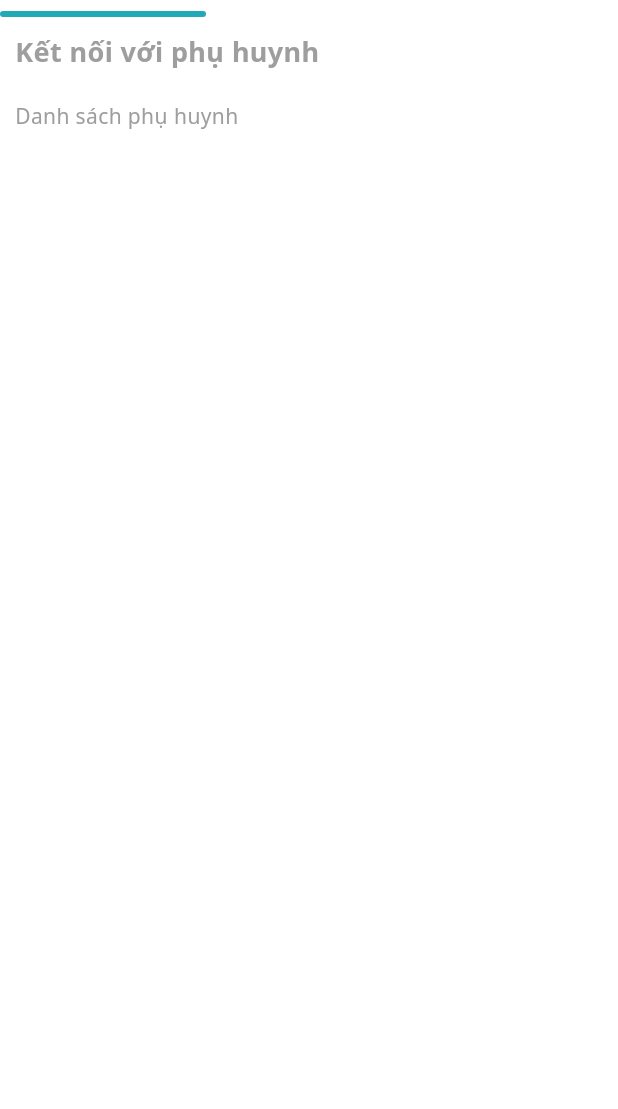
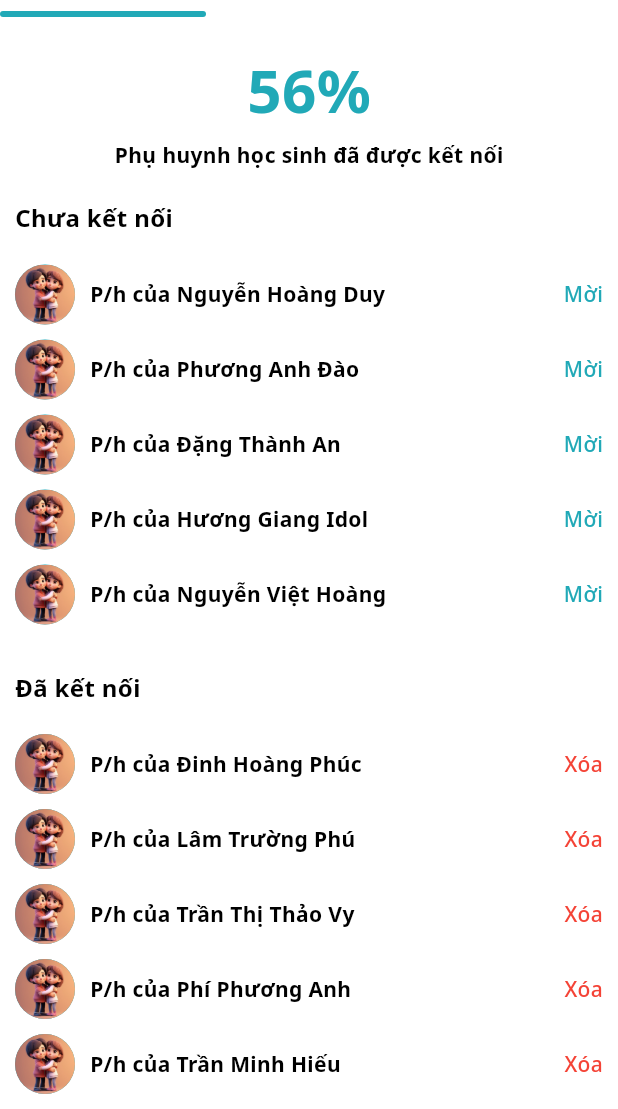
Before and after one commit to DinnBlack/ClassPal-Flutter-App-v2, a Flutter app: the ClassConnectScreen screen opened directly, on a phone screen of 412 x 824 dp, the part 127-1236 px from its top. Run offline on Flutter 3.47's test engine with Material 3 defaults, Android fonts, the phone set to English and light mode, and no system bars; our stand-ins replace awesome_bottom_bar, device_preview, font_awesome_flutter, image_picker; missing offline and left inert: mobile_scanner.

Commit message:
ui connect class: connect parent

```diff
--- a/lib/core/widgets/custom_feature_dialog.dart
+++ b/lib/core/widgets/custom_feature_dialog.dart
@@ -102,7 +102,7 @@ class _CustomListItemState extends State<_CustomListItem>
     return GestureDetector(
       onTap: () async {
         await _controller.reverse();
-        _controller.forward();
+        await _controller.forward();
         Navigator.of(context).pop();
         widget.onItemTaps[widget.index]();
       },
--- a/lib/core/widgets/custom_list_item.dart
+++ b/lib/core/widgets/custom_list_item.dart
@@ -26,40 +26,37 @@ class CustomListItem extends StatefulWidget {
   State<CustomListItem> createState() => _CustomListItemState();
 }
 
-class _CustomListItemState extends State<CustomListItem> {
-  bool isPressed = false;
+class _CustomListItemState extends State<CustomListItem>
+    with SingleTickerProviderStateMixin {
+  late AnimationController _controller;
 
-  void _handleTapDown(TapDownDetails details) {
-    setState(() {
-      isPressed = true;
-    });
+  @override
+  void initState() {
+    super.initState();
+    _controller = AnimationController(
+      vsync: this,
+      lowerBound: 0.95,
+      upperBound: 1.0,
+      duration: const Duration(milliseconds: 100),
+    )..value = 1.0;
   }
 
-  void _handleTapUp(TapUpDetails details) {
-    setState(() {
-      isPressed = false;
-    });
-
-    if (widget.onTap != null) {
-      widget.onTap!();
-    }
-  }
-
-  void _handleTapCancel() {
-    setState(() {
-      isPressed = false;
-    });
+  @override
+  void dispose() {
+    _controller.dispose();
+    super.dispose();
   }
 
   @override
   Widget build(BuildContext context) {
     return GestureDetector(
-      onTapDown: _handleTapDown,
-      onTapUp: _handleTapUp,
-      onTapCancel: _handleTapCancel,
-      child: AnimatedScale(
-        duration: const Duration(milliseconds: 100),
-        scale: isPressed ? 0.95 : 1.0,
+      onTap: () async {
+        await _controller.reverse();
+        await _controller.forward();
+        widget.onTap!();
+      },
+      child: ScaleTransition(
+        scale: _controller,
         child: Container(
           width: double.infinity,
           color: Colors.transparent,
--- /dev/null
+++ b/lib/features/auth/models/user_model.dart
@@ -0,0 +1,72 @@
+class UserModel {
+  final String id;
+  final String name;
+  final String email;
+  final String phoneNumber;
+
+//<editor-fold desc="Data Methods">
+  const UserModel({
+    required this.id,
+    required this.name,
+    required this.email,
+    required this.phoneNumber,
+  });
+
+  @override
+  bool operator ==(Object other) =>
+      identical(this, other) ||
+      (other is UserModel &&
+          runtimeType == other.runtimeType &&
+          id == other.id &&
+          name == other.name &&
+          email == other.email &&
+          phoneNumber == other.phoneNumber);
+
+  @override
+  int get hashCode =>
+      id.hashCode ^ name.hashCode ^ email.hashCode ^ phoneNumber.hashCode;
+
+  @override
+  String toString() {
+    return 'UserModel{' +
+        ' id: $id,' +
+        ' name: $name,' +
+        ' email: $email,' +
+        ' phoneNumber: $phoneNumber,' +
+        '}';
+  }
+
+  UserModel copyWith({
+    String? id,
+    String? name,
+    String? email,
+    String? phoneNumber,
+  }) {
+    return UserModel(
+      id: id ?? this.id,
+      name: name ?? this.name,
+      email: email ?? this.email,
+      phoneNumber: phoneNumber ?? this.phoneNumber,
+    );
+  }
+
+  Map<String, dynamic> toMap() {
+    return {
+      'id': this.id,
+      'name': this.name,
+      'email': this.email,
+      'phoneNumber': this.phoneNumber,
+    };
+  }
+
+  factory UserModel.fromMap(Map<String, dynamic> map) {
+    return UserModel(
+      id: map['id'] as String,
+      name: map['name'] as String,
+      email: map['email'] as String,
+      phoneNumber: map['phoneNumber'] as String,
+    );
+  }
+
+//</editor-fold>
+}
--- /dev/null
+++ b/lib/features/class/views/class_connect/class_connect_page/class_connect_parent_page.dart
@@ -0,0 +1,37 @@
+import 'package:flutter/material.dart';
+
+import '../../../../../core/config/app_constants.dart';
+import '../../../../../core/utils/app_text_style.dart';
+import '../../../../parent/views/parent_list_screen.dart';
+
+class ClassConnectParentPage extends StatelessWidget {
+  const ClassConnectParentPage({super.key});
+
+  @override
+  Widget build(BuildContext context) {
+    return SingleChildScrollView(
+      child: Column(
+        children: [
+          const SizedBox(
+            height: kMarginLg,
+          ),
+          Text(
+            '56%',
+            style: AppTextStyle.semibold(40, kPrimaryColor),
+          ),
+          const SizedBox(
+            height: kMarginSm,
+          ),
+          Text(
+            'Phụ huynh học sinh đã được kết nối',
+            style: AppTextStyle.semibold(kTextSizeSm),
+          ),
+          const SizedBox(
+            height: kMarginLg,
+          ),
+          const ParentListScreen(),
+        ],
+      ),
+    );
+  }
+}
--- /dev/null
+++ b/lib/features/class/views/class_connect/class_connect_screen.dart
@@ -0,0 +1,91 @@
+import 'package:classpal_flutter_app/core/config/app_constants.dart';
+import 'package:classpal_flutter_app/core/widgets/custom_app_bar.dart';
+import 'package:flutter/material.dart';
+import 'package:font_awesome_flutter/font_awesome_flutter.dart';
+
+import '../../../../core/widgets/custom_tab_bar.dart';
+import 'class_connect_page/class_connect_parent_page.dart';
+import 'class_connect_page/class_connect_student_page.dart';
+import 'class_connect_page/class_connect_teacher_page.dart';
+
+class ClassConnectScreen extends StatefulWidget {
+  final int? pageIndex;
+  const ClassConnectScreen({super.key, this.pageIndex = 0});
+
+  @override
+  State<ClassConnectScreen> createState() => _ClassConnectScreenState();
+}
+
+class _ClassConnectScreenState extends State<ClassConnectScreen> {
+  final PageController _pageController = PageController();
+  late int _currentIndex;
+
+  @override
+  void initState() {
+    super.initState();
+    _currentIndex = widget.pageIndex ?? 0;
+    // Initialize the page controller after the widget tree is built
+    WidgetsBinding.instance.addPostFrameCallback((_) {
+      _pageController.jumpToPage(_currentIndex);
+    });
+  }
+
+  void _onTabTapped(int index) {
+    setState(() {
+      _currentIndex = index;
+    });
+    _pageController.animateToPage(
+      index,
+      duration: const Duration(milliseconds: 200),
+      curve: Curves.ease,
+    );
+  }
+
+  @override
+  Widget build(BuildContext context) {
+    return Scaffold(
+      backgroundColor: kTransparentColor,
+      appBar: _buildAppBar(),
+      body: Column(
+        children: [
+          CustomTabBar(
+            currentIndex: _currentIndex,
+            onTabTapped: _onTabTapped,
+            tabTitles: const ['Gia đình', 'Học sinh', 'Giáo viên'],
+            tabBarWidthRatio: 1,
+            lineHeight: 4,
+            linePadding: 0,
+            tabBarHeight: 40,
+          ),
+          Expanded(
+            child: PageView(
+              controller: _pageController,
+              onPageChanged: (index) {
+                setState(() {
+                  _currentIndex = index;
+                });
+              },
+              children: const [
+                ClassConnectParentPage(),
+                ClassConnectStudentPage(),
+                ClassConnectTeacherPage(),
+              ],
+            ),
+          ),
+        ],
+      ),
+    );
+  }
+
+  CustomAppBar _buildAppBar() {
+    return const CustomAppBar(
+      title: 'Kết nối lớp',
+      leftWidget: InkWell(
+        child: Icon(
+          FontAwesomeIcons.xmark,
+          color: kGreyColor,
+        ),
+      ),
+    );
+  }
+}
--- a/lib/features/class/views/class_connect_screen.dart
+++ /dev/null
@@ -1,163 +0,0 @@
-import 'package:classpal_flutter_app/core/config/app_constants.dart';
-import 'package:classpal_flutter_app/core/widgets/custom_app_bar.dart';
-import 'package:flutter/material.dart';
-import 'package:font_awesome_flutter/font_awesome_flutter.dart';
-
-import '../../../core/widgets/custom_tab_bar.dart';
-
-class ClassConnectScreen extends StatefulWidget {
-  final int? pageIndex;
-  const ClassConnectScreen({super.key, this.pageIndex = 0});
-
-  @override
-  State<ClassConnectScreen> createState() => _ClassConnectScreenState();
-}
-
-class _ClassConnectScreenState extends State<ClassConnectScreen> {
-  final PageController _pageController = PageController();
-  late int _currentIndex;
-
-  @override
-  void initState() {
-    super.initState();
-    _currentIndex = widget.pageIndex ?? 0;
-    // Initialize the page controller after the widget tree is built
-    WidgetsBinding.instance.addPostFrameCallback((_) {
-      _pageController.jumpToPage(_currentIndex);
-    });
-  }
-
-  void _onTabTapped(int index) {
-    setState(() {
-      _currentIndex = index;
-    });
-    _pageController.animateToPage(
-      index,
-      duration: const Duration(milliseconds: 200),
-      curve: Curves.ease,
-    );
-  }
-
-  @override
-  Widget build(BuildContext context) {
-    return Scaffold(
-      backgroundColor: kTransparentColor,
-      appBar: _buildAppBar(),
-      body: Column(
-        children: [
-          CustomTabBar(
-            currentIndex: _currentIndex,
-            onTabTapped: _onTabTapped,
-            tabTitles: const ['Gia đình', 'Học sinh', 'Giáo viên'],
-            tabBarWidthRatio: 1,
-            lineHeight: 4,
-            linePadding: 0,
-            tabBarHeight: 40,
-          ),
-          Expanded(
-            child: PageView(
-              controller: _pageController,
-              onPageChanged: (index) {
-                setState(() {
-                  _currentIndex = index;
-                });
-              },
-              children: const [
-                ClassConnectParentPage(),
-                ClassConnectStudentPage(),
-                ClassConnectTeacherPage(),
-              ],
-            ),
-          ),
-        ],
-      ),
-    );
-  }
-
-  CustomAppBar _buildAppBar() {
-    return const CustomAppBar(
-      title: 'Kết nối lớp',
-      leftWidget: InkWell(
-        child: Icon(
-          FontAwesomeIcons.xmark,
-          color: kGreyColor,
-        ),
-      ),
-    );
-  }
-}
-
-class ClassConnectParentPage extends StatelessWidget {
-  const ClassConnectParentPage({super.key});
-
-  @override
-  Widget build(BuildContext context) {
-    // Nội dung cho trang Gia đình
-    return Padding(
-      padding: const EdgeInsets.all(kPaddingMd),
-      child: Column(
-        crossAxisAlignment: CrossAxisAlignment.start,
-        children: [
-          const Text(
-            'Kết nối với phụ huynh',
-            style: TextStyle(fontSize: 18, fontWeight: FontWeight.bold),
-          ),
-          const SizedBox(height: 20),
-          // Thêm nội dung phụ huynh ở đây, ví dụ: danh sách phụ huynh, thông tin liên lạc
-          const Text('Danh sách phụ huynh'),
-          // Bạn có thể thêm một ListView hoặc các widgets khác cho nội dung.
-        ],
-      ),
-    );
-  }
-}
-
-class ClassConnectStudentPage extends StatelessWidget {
-  const ClassConnectStudentPage({super.key});
-
-  @override
-  Widget build(BuildContext context) {
-    // Nội dung cho trang Học sinh
-    return Padding(
-      padding: const EdgeInsets.all(kPaddingMd),
-      child: Column(
-        crossAxisAlignment: CrossAxisAlignment.start,
-        children: [
-          const Text(
-            'Kết nối với học sinh',
-            style: TextStyle(fontSize: 18, fontWeight: FontWeight.bold),
-          ),
-          const SizedBox(height: 20),
-          // Thêm nội dung học sinh ở đây, ví dụ: danh sách học sinh, thông tin liên lạc
-          const Text('Danh sách học sinh'),
-          // Thêm danh sách học sinh hoặc các widgets khác.
-        ],
-      ),
-    );
-  }
-}
-
-class ClassConnectTeacherPage extends StatelessWidget {
-  const ClassConnectTeacherPage({super.key});
-
-  @override
-  Widget build(BuildContext context) {
-    // Nội dung cho trang Giáo viên
-    return Padding(
-      padding: const EdgeInsets.all(kPaddingMd),
-      child: Column(
-        crossAxisAlignment: CrossAxisAlignment.start,
-        children: [
-          const Text(
-            'Kết nối với giáo viên',
-            style: TextStyle(fontSize: 18, fontWeight: FontWeight.bold),
-          ),
-          const SizedBox(height: 20),
-          // Thêm nội dung giáo viên ở đây, ví dụ: danh sách giáo viên, thông tin liên lạc
-          const Text('Danh sách giáo viên'),
-          // Thêm danh sách giáo viên hoặc các widgets khác.
-        ],
-      ),
-    );
-  }
-}
--- a/lib/features/class/views/class_page/class_dashboard_page.dart
+++ b/lib/features/class/views/class_page/class_dashboard_page.dart
@@ -7,7 +7,7 @@ import '../../../../core/widgets/custom_app_bar.dart';
 import '../../../../core/widgets/custom_bottom_sheet.dart';
 import '../../../student/views/student_group_list_screen.dart';
 import '../../../student/views/student_list_screen.dart';
-import '../class_connect_screen.dart';
+import '../class_connect/class_connect_screen.dart';
 import '../class_management_screen.dart';
 import '../../../../core/widgets/custom_feature_dialog.dart';
 
--- /dev/null
+++ b/lib/features/parent/views/parent_list_screen.dart
@@ -0,0 +1,77 @@
+import 'package:classpal_flutter_app/core/config/app_constants.dart';
+import 'package:classpal_flutter_app/core/widgets/custom_app_bar.dart';
+import 'package:classpal_flutter_app/core/widgets/custom_avatar.dart';
+import 'package:classpal_flutter_app/core/widgets/custom_list_item.dart';
+import 'package:flutter/material.dart';
+
+import '../../../core/utils/app_text_style.dart';
+import '../../student/models/student_model.dart';
+import '../../student/repository/student_data.dart';
+
+class ParentListScreen extends StatelessWidget {
+  const ParentListScreen({super.key});
+
+  @override
+  Widget build(BuildContext context) {
+    final studentsWithNoParent =
+        students.where((student) => student.parent == null).toList();
+    final studentsConnected =
+        students.where((student) => student.parent != null).toList();
+
+    return Padding(
+      padding: const EdgeInsets.symmetric(horizontal: kPaddingMd),
+      child: Column(
+        crossAxisAlignment: CrossAxisAlignment.start,
+        children: [
+          _buildStudentList('Chưa kết nối', studentsWithNoParent, 'Mời'),
+          const SizedBox(height: kMarginLg),
+          _buildStudentList('Đã kết nối', studentsConnected, 'Xóa'),
+        ],
+      ),
+    );
+  }
+
+  Widget _buildStudentList(
+      String title, List<StudentModel> students, String actionText) {
+    return Column(
+      crossAxisAlignment: CrossAxisAlignment.start,
+      children: [
+        Text(
+          title,
+          style: AppTextStyle.semibold(kTextSizeMd),
+        ),
+        const SizedBox(height: kMarginLg),
+        LayoutBuilder(
+          builder: (context, constraints) {
+            return ListView.builder(
+              shrinkWrap: true,
+              physics: const NeverScrollableScrollPhysics(),
+              itemCount: students.length,
+              itemBuilder: (context, index) {
+                final student = students[index];
+                return Column(
+                  children: [
+                    CustomListItem(
+                      title: 'P/h của ${student.name}',
+                      leading: const CustomAvatar(
+                        imageAsset: 'assets/images/parent.jpg',
+                      ),
+                      trailing: InkWell(
+                        child: Text(
+                          actionText,
+                          style: AppTextStyle.medium(kTextSizeSm,
+                              actionText == 'Mời' ? kPrimaryColor : kRedColor),
+                        ),
+                      ),
+                    ),
+                    const SizedBox(height: 10),
+                  ],
+                );
+              },
+            );
+          },
+        ),
+      ],
+    );
+  }
+}
--- a/lib/features/student/models/student_model.dart
+++ b/lib/features/student/models/student_model.dart
@@ -1,18 +1,23 @@
+import '../../auth/models/user_model.dart';
+
 class StudentModel {
   final String name;
   final String gender;
   final DateTime birthDate;
   final String? avatar;
+  final UserModel? parent;
 
 //<editor-fold desc="Data Methods">
-  const StudentModel({
+
+  StudentModel({
     required this.name,
     required this.gender,
     required this.birthDate,
     this.avatar,
+    this.parent,
   });
 
-  @override
+// Re@override
   bool operator ==(Object other) =>
       identical(this, other) ||
       (other is StudentModel &&
@@ -20,11 +25,16 @@ class StudentModel {
           name == other.name &&
           gender == other.gender &&
           birthDate == other.birthDate &&
-          avatar == other.avatar);
+          avatar == other.avatar &&
+          parent == other.parent);
 
   @override
   int get hashCode =>
-      name.hashCode ^ gender.hashCode ^ birthDate.hashCode ^ avatar.hashCode;
+      name.hashCode ^
+      gender.hashCode ^
+      birthDate.hashCode ^
+      avatar.hashCode ^
+      parent.hashCode;
 
   @override
   String toString() {
@@ -33,6 +43,7 @@ class StudentModel {
         ' gender: $gender,' +
         ' birthDate: $birthDate,' +
         ' avatar: $avatar,' +
+        ' parent: $parent,' +
         '}';
   }
 
@@ -41,12 +52,14 @@ class StudentModel {
     String? gender,
     DateTime? birthDate,
     String? avatar,
+    UserModel? parent,
   }) {
     return StudentModel(
       name: name ?? this.name,
       gender: gender ?? this.gender,
       birthDate: birthDate ?? this.birthDate,
       avatar: avatar ?? this.avatar,
+      parent: parent ?? this.parent,
     );
   }
 
@@ -56,6 +69,7 @@ class StudentModel {
       'gender': this.gender,
       'birthDate': this.birthDate,
       'avatar': this.avatar,
+      'parent': this.parent,
     };
   }
 
@@ -65,6 +79,7 @@ class StudentModel {
       gender: map['gender'] as String,
       birthDate: map['birthDate'] as DateTime,
       avatar: map['avatar'] as String,
+      parent: map['parent'] as UserModel,
     );
   }
 
--- a/lib/features/student/repository/student_data.dart
+++ b/lib/features/student/repository/student_data.dart
@@ -1,3 +1,4 @@
+import '../../auth/models/user_model.dart';
 import '../models/student_model.dart';
 
 List<StudentModel> students = [
@@ -6,89 +7,154 @@ List<StudentModel> students = [
     gender: "Male",
     birthDate: DateTime.parse("1992-11-23T11:28:16.771562"),
     avatar: 'https://i.pravatar.cc/150?img=57',
+    parent: UserModel(
+      id: "phuc_parent_id",
+      name: "Phúc's Parent",
+      email: "phuc_parent@gmail.com",
+      phoneNumber: "1234567890",
+    ),
   ),
   StudentModel(
     name: "Nguyễn Hoàng Duy",
     gender: "Male",
     birthDate: DateTime.parse("1993-11-17T08:22:40.814661"),
     avatar: null,
+    parent: null,
   ),
   StudentModel(
     name: "Lâm Trường Phú",
     gender: "Male",
     birthDate: DateTime.parse("1990-05-23T06:58:44.911941"),
     avatar: 'https://i.pravatar.cc/150?img=3',
+    parent: UserModel(
+      id: "phu_parent_id",
+      name: "Phú's Parent",
+      email: "phu_parent@gmail.com",
+      phoneNumber: "0987654321",
+    ),
   ),
   StudentModel(
     name: "Trần Thị Thảo Vy",
     gender: "Female",
     birthDate: DateTime.parse("2002-10-27T05:42:13.937632"),
     avatar: 'https://i.pravatar.cc/150?img=43',
+    parent: UserModel(
+      id: "vy_mother_id",
+      name: "Vy's Mother",
+      email: "vy_mother@gmail.com",
+      phoneNumber: "1122334455",
+    ),
   ),
   StudentModel(
     name: "Phí Phương Anh",
     gender: "Female",
     birthDate: DateTime.parse("2000-03-01T02:44:35.201440"),
     avatar: null,
+    parent: UserModel(
+      id: "anh_father_id",
+      name: "Anh's Father",
+      email: "anh_father@gmail.com",
+      phoneNumber: "9988776655",
+    ),
   ),
   StudentModel(
     name: "Phương Anh Đào",
     gender: "Female",
     birthDate: DateTime.parse("1995-05-19T20:15:31.512511"),
     avatar: 'https://i.pravatar.cc/150?img=5',
+    parent: null,
   ),
   StudentModel(
     name: "Trần Minh Hiếu",
     gender: "Male",
     birthDate: DateTime.parse("2005-07-28T16:04:25.345530"),
     avatar: null,
+    parent: UserModel(
+      id: "hieu_parents_id",
+      name: "Hiếu's Parents",
+      email: "hieu_parents@gmail.com",
+      phoneNumber: "2233445566",
+    ),
   ),
   StudentModel(
     name: "Đặng Thành An",
     gender: "Male",
     birthDate: DateTime.parse("2008-01-27T11:43:29.106006"),
     avatar: 'https://i.pravatar.cc/150?img=4',
+    parent: null,
   ),
   StudentModel(
     name: "Nguyễn Võ Nhật Khoa",
     gender: "Female",
     birthDate: DateTime.parse("2005-02-12T09:09:23.848802"),
     avatar: null,
+    parent: UserModel(
+      id: "khoa_father_id",
+      name: "Khoa's Father",
+      email: "khoa_father@gmail.com",
+      phoneNumber: "5544332211",
+    ),
   ),
   StudentModel(
     name: "Trương Anh Kiệt",
     gender: "Male",
     birthDate: DateTime.parse("1996-07-20T21:45:30.613252"),
     avatar: 'https://i.pravatar.cc/150?img=6',
+    parent: UserModel(
+      id: "kiet_mother_id",
+      name: "Kiệt's Mother",
+      email: "kiet_mother@gmail.com",
+      phoneNumber: "6677889900",
+    ),
   ),
   StudentModel(
     name: "Hương Giang Idol",
     gender: "Female",
     birthDate: DateTime.parse("2009-12-14T21:31:43.551348"),
     avatar: null,
+    parent: null,
   ),
   StudentModel(
     name: "Trần Tiều Vy",
     gender: "Female",
     birthDate: DateTime.parse("2008-07-17T01:13:22.557599"),
     avatar: 'https://i.pravatar.cc/150?img=9',
+    parent: UserModel(
+      id: "vy_mother_id",
+      name: "Vy's Mother",
+      email: "vy_mother@gmail.com",
+      phoneNumber: "5566778899",
+    ),
   ),
   StudentModel(
     name: "Nguyễn Thanh Tùng",
     gender: "Male",
     birthDate: DateTime.parse("2009-12-31T00:08:26.887892"),
     avatar: null,
+    parent: UserModel(
+      id: "tung_parent_id",
+      name: "Tùng's Parent",
+      email: "tung_parent@gmail.com",
+      phoneNumber: "9988771122",
+    ),
   ),
   StudentModel(
     name: "Nguyễn Việt Hoàng",
     gender: "Male",
     birthDate: DateTime.parse("2008-09-15T16:30:39.022353"),
     avatar: 'https://i.pravatar.cc/150?img=54',
+    parent: null,
   ),
   StudentModel(
     name: "Lê Dương Bảo Lâm",
     gender: "Male",
     birthDate: DateTime.parse("1992-11-05T00:15:24.699002"),
     avatar: 'https://i.pravatar.cc/150?img=11',
+    parent: UserModel(
+      id: "lam_parents_id",
+      name: "Lâm's Parents",
+      email: "lam_parents@gmail.com",
+      phoneNumber: "6677889900",
+    ),
   ),
 ];
```
Also changed, not shown: lib/features/class/views/class_connect/class_connect_page/class_connect_student_page.dart (added, +10 -0 lines), lib/features/class/views/class_connect/class_connect_page/class_connect_teacher_page.dart (added, +10 -0 lines), lib/features/student/views/student_list_screen.dart (+22 -1 lines), assets/images/parent.jpg (added), lib/features/parent/models/parent_model.dart (added).
